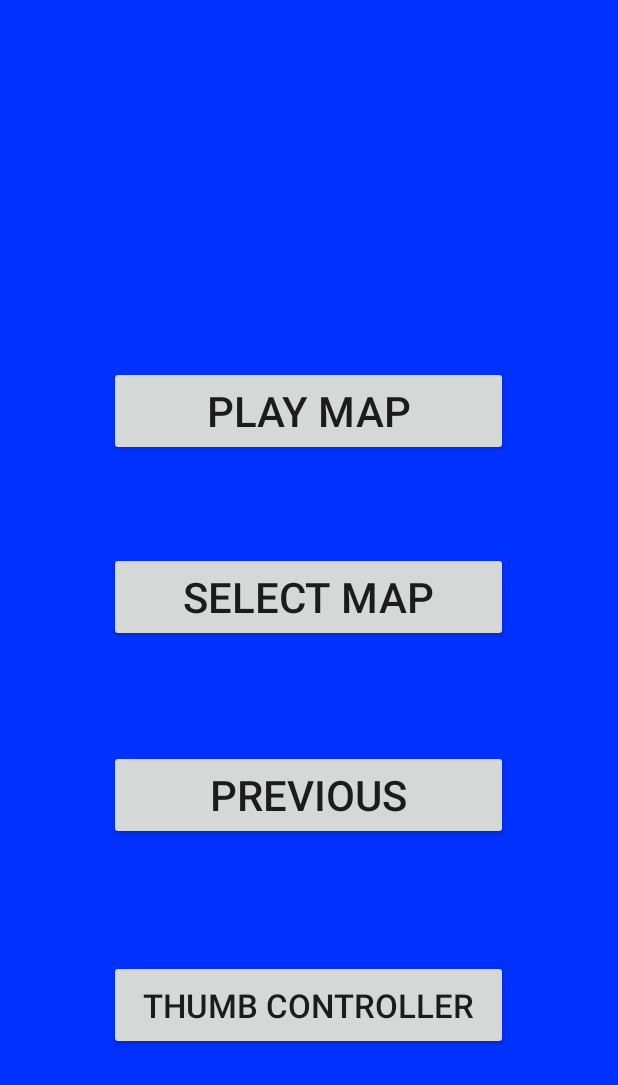
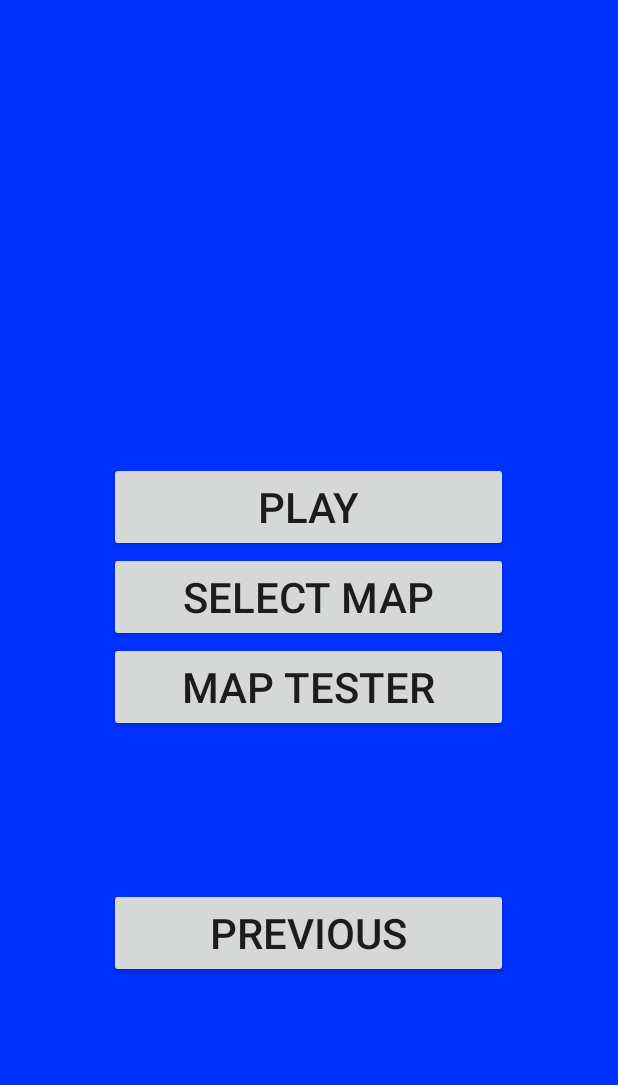
Before and after one commit to samsoncr/CMSC-355-Team-S, an Android app: the PlayActivity screen opened directly, with no data from a screen before it, on a phone screen of 412 x 824 dp. Shown: the top 1085 px of the screen. Run offline under Robolectric (Android 15) with nearby library versions, the phone set to English and light mode, and no system bars.

Commit message:
reformat buttons xml for play menu

```diff
--- a/TeamS355/app/src/main/res/layout/activity_play.xml
+++ b/TeamS355/app/src/main/res/layout/activity_play.xml
@@ -12,8 +12,8 @@
         android:id="@+id/playMapActivityBtn"
         android:layout_width="266dp"
         android:layout_height="60dp"
-        android:layout_marginBottom="520dp"
-        android:text="@string/play_map"
+        android:layout_marginBottom="336dp"
+        android:text="MAP TESTER"
         android:textColorHighlight="#AD1C1C"
         android:textSize="28sp"
         app:layout_constraintBottom_toBottomOf="parent"
@@ -25,10 +25,10 @@
         android:id="@+id/joyStickBtn"
         android:layout_width="266dp"
         android:layout_height="60dp"
-        android:layout_marginBottom="124dp"
-        android:text="@string/thumb_controller"
+        android:layout_marginBottom="456dp"
+        android:text="PLAY"
         android:textColorHighlight="#AD1C1C"
-        android:textSize="22sp"
+        android:textSize="28sp"
         app:layout_constraintBottom_toBottomOf="parent"
         app:layout_constraintEnd_toEndOf="parent"
         app:layout_constraintHorizontal_bias="0.496"
@@ -51,7 +51,7 @@
         android:id="@+id/mainMenuBtn"
         android:layout_width="266dp"
         android:layout_height="60dp"
-        android:layout_marginBottom="264dp"
+        android:layout_marginBottom="172dp"
         android:text="@string/previous"
         android:textColorHighlight="#AD1C1C"
         android:textSize="28sp"
```
Also changed, not shown: 1 other file.
